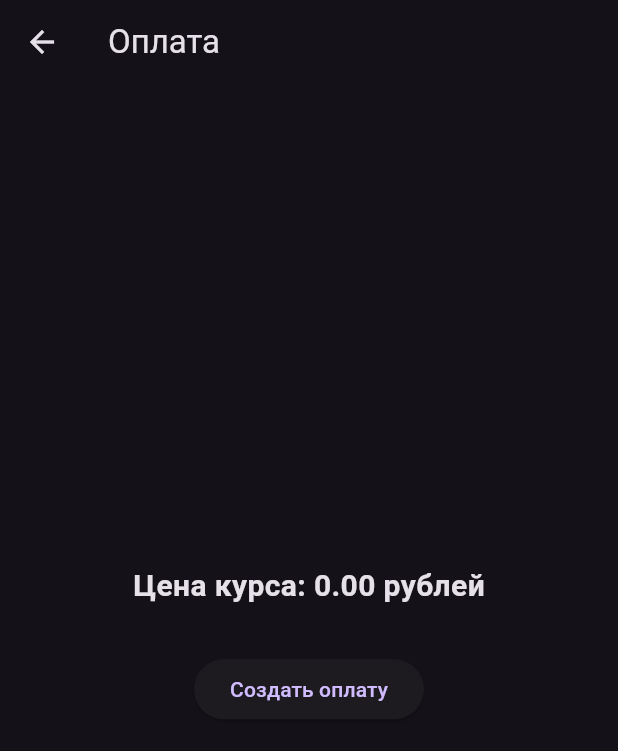
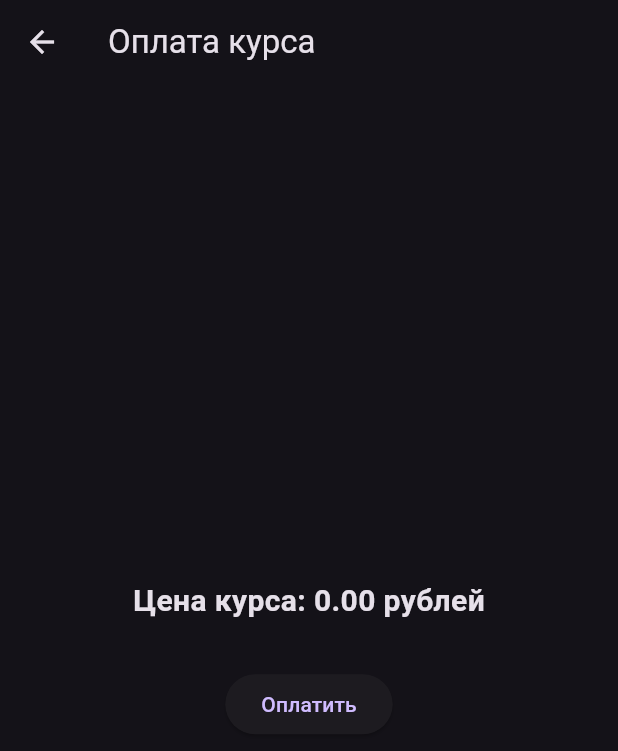
Before and after one commit to GerardDugal/zavadovskaya_client_app, a Flutter app: the PaymentScreen screen opened directly with empty values, on a phone screen of 412 x 824 dp. Shown: the top 751 px of the screen. Run offline on Flutter 3.47's test engine with Material 3 defaults, Android fonts, the phone set to English and light mode, and no system bars; our stand-ins replace bloc, chewie, equatable, flutter_bloc, flutter_secure_storage, jwt_decoder and 3 more; missing offline and left inert: dart:html, universal_html; accounts and stored records are empty.

Commit message:
last check

```diff
--- a/lib/presentation/screens/payment_screen.dart
+++ b/lib/presentation/screens/payment_screen.dart
@@ -1,11 +1,12 @@
 import 'package:flutter/material.dart';
 import 'package:flutter_bloc/flutter_bloc.dart';
+import 'package:flutter/foundation.dart' show kIsWeb;
 import 'dart:html' as html;
 
 import '../../blocs/payment/payment_bloc.dart';
 import '../../data/models/payment.dart';
 
-class PaymentScreen extends StatefulWidget {
+class PaymentScreen extends StatelessWidget {
   final int courseID;
   final double coursePrice;
 
@@ -15,73 +16,75 @@ class PaymentScreen extends StatefulWidget {
     required this.coursePrice,
   }) : super(key: key);
 
-  @override
-  State<PaymentScreen> createState() => _PaymentScreenState();
+  Future<void> _launchPaymentUrl(String url, BuildContext context) async {
+    try {
+      if (kIsWeb) {
+        html.window.open(url, '_blank');
+      } else {
+        throw UnsupportedError('Запуск URL работает только в вебе');
       }
-
-class _PaymentScreenState extends State<PaymentScreen> {
-  String? confirmationUrl;
+    } catch (e) {
+      ScaffoldMessenger.of(context).showSnackBar(
+        SnackBar(
+          content: Text('Ошибка открытия оплаты: ${e.toString()}'),
+          action: SnackBarAction(
+            label: 'Повторить',
+            onPressed: () => _launchPaymentUrl(url, context),
+          ),
+        ),
+      );
+    }
+  }
 
   @override
   Widget build(BuildContext context) {
     return Scaffold(
       appBar: AppBar(
-        title: const Text('Оплата'),
+        title: const Text('Оплата курса'),
       ),
-      body: BlocConsumer<PaymentBloc, PaymentState>(
+      body: BlocListener<PaymentBloc, PaymentState>(
         listener: (context, state) {
+          if (state is PaymentSuccess) {
+            _launchPaymentUrl(state.response.confirmationUrl, context);
+          }
           if (state is PaymentFailure) {
             ScaffoldMessenger.of(context).showSnackBar(
               SnackBar(content: Text(state.error)),
             );
           }
-
-          if (state is PaymentSuccess) {
-            setState(() {
-              confirmationUrl = state.response.confirmationUrl;
-            });
-          }
         },
-        builder: (context, state) {
-          return Center(
+        child: Center(
           child: Column(
             mainAxisAlignment: MainAxisAlignment.center,
             children: [
               Text(
-                  'Цена курса: ${widget.coursePrice.toStringAsFixed(2)} рублей',
+                'Цена курса: ${coursePrice.toStringAsFixed(2)} рублей',
                 style: const TextStyle(fontSize: 20, fontWeight: FontWeight.bold),
               ),
               const SizedBox(height: 30),
-
-                ElevatedButton(
+              BlocBuilder<PaymentBloc, PaymentState>(
+                builder: (context, state) {
+                  if (state is PaymentLoading) {
+                    return const CircularProgressIndicator();
+                  }
+                  return ElevatedButton(
                     onPressed: () {
                       context.read<PaymentBloc>().add(
                         PayForCourseRequested(
                           paymentRequest: PaymentRequest(
-                          courseID: widget.courseID,
-                          amount: widget.coursePrice,
+                            courseID: courseID,
+                            amount: coursePrice,
                           ),
                         ),
                       );
                     },
-                  child: const Text('Создать оплату'),
-                ),
-
-                const SizedBox(height: 20),
-
-                if (confirmationUrl != null)
-                  ElevatedButton.icon(
-                    icon: const Icon(Icons.open_in_new),
-                    label: const Text('Перейти к оплате'),
-                    onPressed: () {
-                      // В Safari этот вызов будет воспринят как действие пользователя
-                      html.window.open(confirmationUrl!, '_blank');
+                    child: const Text('Оплатить'),
+                  );
                 },
               ),
             ],
           ),
-          );
-        },
+        ),
       ),
     );
   }
```
Lines whose indentation alone changed are shown as unchanged.
